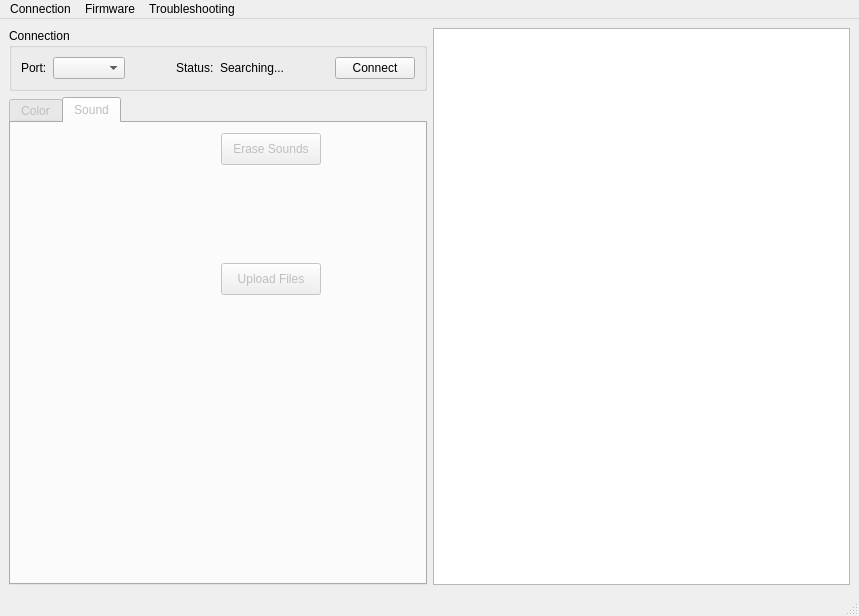
The window that mainwindow.ui (jramboz/tintalle) describes before a commit, drawn with Qt 5.
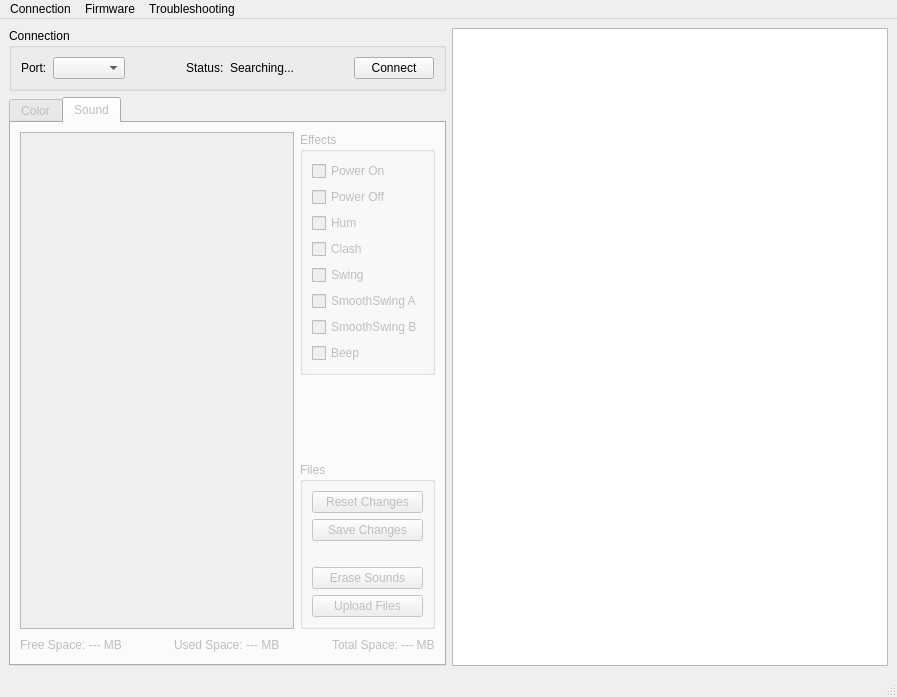
The same window after the commit. The open tabs and pages were chosen to show the change. Custom widgets are drawn as their Qt base class.

Commit message: Add sound config UI

Patch:
```diff
--- a/mainwindow.ui
+++ b/mainwindow.ui
@@ -6,8 +6,8 @@
    <rect>
     <x>0</x>
     <y>0</y>
-    <width>859</width>
-    <height>616</height>
+    <width>897</width>
+    <height>697</height>
    </rect>
   </property>
   <property name="windowTitle">
@@ -375,32 +375,196 @@
          <attribute name="title">
           <string>Sound</string>
          </attribute>
-         <widget class="QPushButton" name="erase_button">
-          <property name="geometry">
-           <rect>
-            <x>210</x>
-            <y>10</y>
-            <width>100</width>
-            <height>32</height>
-           </rect>
-          </property>
-          <property name="text">
-           <string>Erase Sounds</string>
-          </property>
-         </widget>
-         <widget class="QPushButton" name="upload_button">
-          <property name="geometry">
-           <rect>
-            <x>210</x>
-            <y>140</y>
-            <width>100</width>
-            <height>32</height>
-           </rect>
-          </property>
-          <property name="text">
-           <string>Upload Files</string>
-          </property>
-         </widget>
+         <layout class="QGridLayout" name="gridLayout_4">
+          <item row="0" column="0" rowspan="3">
+           <widget class="QListWidget" name="files_listWidget"/>
+          </item>
+          <item row="0" column="1">
+           <widget class="QGroupBox" name="effects_groupbox">
+            <property name="title">
+             <string>Effects</string>
+            </property>
+            <layout class="QVBoxLayout" name="verticalLayout_4">
+             <item>
+              <widget class="QCheckBox" name="poweron_checkBox">
+               <property name="text">
+                <string>Power On</string>
+               </property>
+              </widget>
+             </item>
+             <item>
+              <widget class="QCheckBox" name="poweroff_checkBox">
+               <property name="text">
+                <string>Power Off</string>
+               </property>
+              </widget>
+             </item>
+             <item>
+              <widget class="QCheckBox" name="hum_checkBox">
+               <property name="text">
+                <string>Hum</string>
+               </property>
+              </widget>
+             </item>
+             <item>
+              <widget class="QCheckBox" name="clash_checkBox">
+               <property name="text">
+                <string>Clash</string>
+               </property>
+              </widget>
+             </item>
+             <item>
+              <widget class="QCheckBox" name="swing_checkBox">
+               <property name="text">
+                <string>Swing</string>
+               </property>
+              </widget>
+             </item>
+             <item>
+              <widget class="QCheckBox" name="smoothswingA_checkBox">
+               <property name="text">
+                <string>SmoothSwing A</string>
+               </property>
+              </widget>
+             </item>
+             <item>
+              <widget class="QCheckBox" name="smoothswingB_checkBox">
+               <property name="text">
+                <string>SmoothSwing B</string>
+               </property>
+              </widget>
+             </item>
+             <item>
+              <widget class="QCheckBox" name="beep_checkBox">
+               <property name="text">
+                <string>Beep</string>
+               </property>
+              </widget>
+             </item>
+            </layout>
+           </widget>
+          </item>
+          <item row="2" column="1">
+           <widget class="QGroupBox" name="files_groupbox">
+            <property name="sizePolicy">
+             <sizepolicy hsizetype="Preferred" vsizetype="Preferred">
+              <horstretch>0</horstretch>
+              <verstretch>0</verstretch>
+             </sizepolicy>
+            </property>
+            <property name="title">
+             <string>Files</string>
+            </property>
+            <layout class="QVBoxLayout" name="verticalLayout_3">
+             <item>
+              <widget class="QPushButton" name="reset_sound_changes_button">
+               <property name="text">
+                <string>Reset Changes</string>
+               </property>
+              </widget>
+             </item>
+             <item>
+              <widget class="QPushButton" name="sound_save_button">
+               <property name="text">
+                <string>Save Changes</string>
+               </property>
+              </widget>
+             </item>
+             <item>
+              <spacer name="verticalSpacer_3">
+               <property name="orientation">
+                <enum>Qt::Vertical</enum>
+               </property>
+               <property name="sizeHint" stdset="0">
+                <size>
+                 <width>20</width>
+                 <height>20</height>
+                </size>
+               </property>
+              </spacer>
+             </item>
+             <item>
+              <widget class="QPushButton" name="erase_button">
+               <property name="text">
+                <string>Erase Sounds</string>
+               </property>
+              </widget>
+             </item>
+             <item>
+              <widget class="QPushButton" name="upload_button">
+               <property name="text">
+                <string>Upload Files</string>
+               </property>
+              </widget>
+             </item>
+            </layout>
+           </widget>
+          </item>
+          <item row="3" column="0" colspan="2">
+           <layout class="QHBoxLayout" name="horizontalLayout_3">
+            <item>
+             <widget class="QLabel" name="freespace_label">
+              <property name="text">
+               <string>Free Space: --- MB</string>
+              </property>
+             </widget>
+            </item>
+            <item>
+             <spacer name="horizontalSpacer_3">
+              <property name="orientation">
+               <enum>Qt::Horizontal</enum>
+              </property>
+              <property name="sizeHint" stdset="0">
+               <size>
+                <width>40</width>
+                <height>20</height>
+               </size>
+              </property>
+             </spacer>
+            </item>
+            <item>
+             <widget class="QLabel" name="usedspace_label">
+              <property name="text">
+               <string>Used Space: --- MB</string>
+              </property>
+             </widget>
+            </item>
+            <item>
+             <spacer name="horizontalSpacer_4">
+              <property name="orientation">
+               <enum>Qt::Horizontal</enum>
+              </property>
+              <property name="sizeHint" stdset="0">
+               <size>
+                <width>40</width>
+                <height>20</height>
+               </size>
+              </property>
+             </spacer>
+            </item>
+            <item>
+             <widget class="QLabel" name="totalspace_label">
+              <property name="text">
+               <string>Total Space: --- MB</string>
+              </property>
+             </widget>
+            </item>
+           </layout>
+          </item>
+          <item row="1" column="1">
+           <spacer name="verticalSpacer_4">
+            <property name="orientation">
+             <enum>Qt::Vertical</enum>
+            </property>
+            <property name="sizeHint" stdset="0">
+             <size>
+              <width>20</width>
+              <height>40</height>
+             </size>
+            </property>
+           </spacer>
+          </item>
+         </layout>
         </widget>
        </widget>
       </item>
@@ -438,8 +602,8 @@
     <rect>
      <x>0</x>
      <y>0</y>
-     <width>859</width>
-     <height>24</height>
+     <width>897</width>
+     <height>42</height>
     </rect>
    </property>
    <widget class="QMenu" name="menuConnection">
```
Left out of the diff: 4 changed lines with no effect on the pictures. The commit also changes 2 other files.
